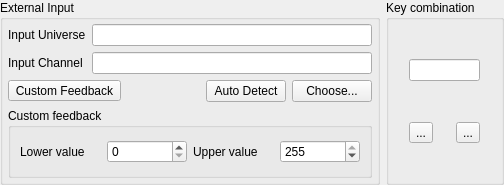
This is ui/src/inputselectionwidget.ui in mcallegari/qlcplus as Qt 5 draws it before an edit. The edited form follows.
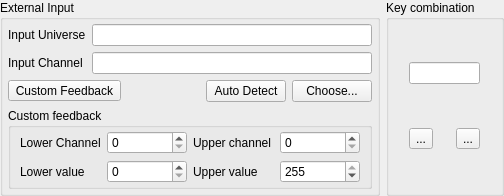
This is the edited form. Icons and pictures are not drawn.

Commit message: Input feedback channel

The edit to the form file:
```diff
--- a/ui/src/inputselectionwidget.ui
+++ b/ui/src/inputselectionwidget.ui
@@ -179,9 +179,9 @@
           <number>3</number>
          </property>
          <item row="0" column="0">
-          <widget class="QLabel" name="label">
+          <widget class="QLabel" name="label_6">
            <property name="text">
-            <string>Lower value</string>
+            <string>Lower Channel</string>
            </property>
           </widget>
          </item>
@@ -191,21 +191,55 @@
             <number>0</number>
            </property>
            <property name="maximum">
-            <number>255</number>
+            <number>16</number>
            </property>
            <property name="value">
-            <number>255</number>
+            <number>0</number>
            </property>
           </widget>
          </item>
          <item row="0" column="1">
           <widget class="QSpinBox" name="m_lowerSpin">
            <property name="maximum">
-            <number>255</number>
+            <number>16</number>
            </property>
           </widget>
          </item>
          <item row="0" column="2">
+          <widget class="QLabel" name="label_7">
+           <property name="text">
+            <string>Upper channel</string>
+           </property>
+          </widget>
+         </item>
+         <item row="1" column="0">
+          <widget class="QLabel" name="label">
+           <property name="text">
+            <string>Lower value</string>
+           </property>
+          </widget>
+         </item>
+         <item row="1" column="3">
+          <widget class="QSpinBox" name="m_upperVelocitySpin">
+           <property name="minimum">
+            <number>0</number>
+           </property>
+           <property name="maximum">
+            <number>255</number>
+           </property>
+           <property name="value">
+            <number>255</number>
+           </property>
+          </widget>
+         </item>
+         <item row="1" column="1">
+          <widget class="QSpinBox" name="m_lowerVelocitySpin">
+           <property name="maximum">
+            <number>255</number>
+           </property>
+          </widget>
+         </item>
+         <item row="1" column="2">
           <widget class="QLabel" name="label_2">
            <property name="text">
             <string>Upper value</string>
```
Left out of the diff: 4 changed lines with no effect on the pictures. The commit also changes 21 other files.
